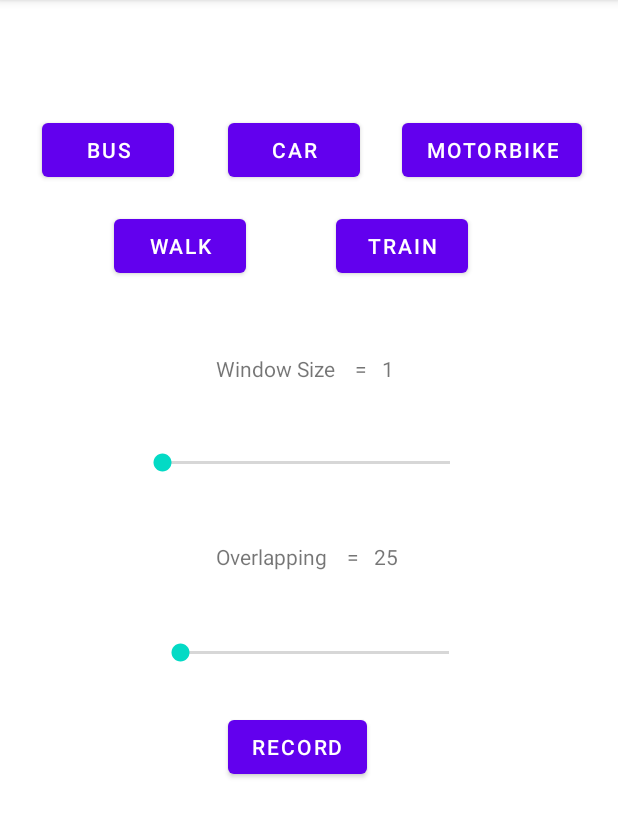
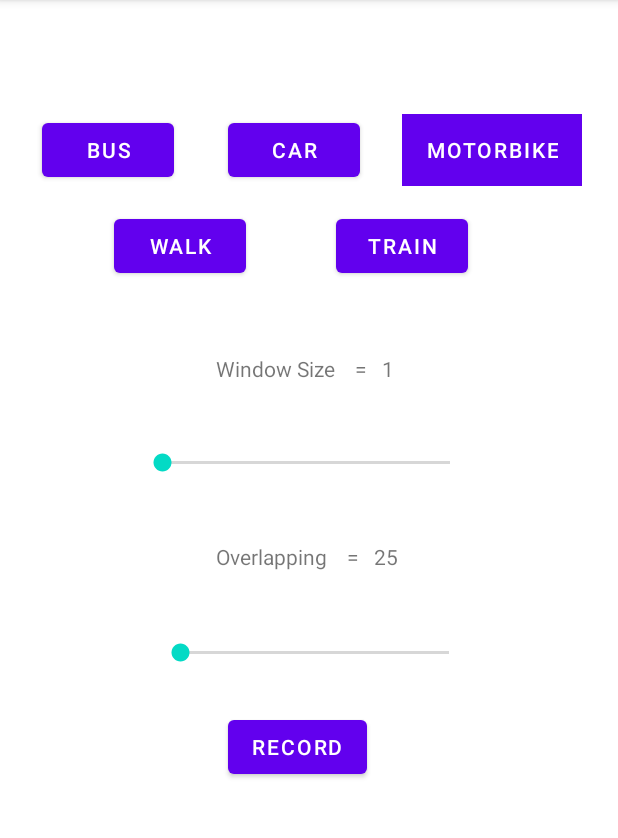
Before and after one commit to kamran-mehravar/MOBILE-AND-SOCIAL-SENSINGSYSTEMS, an Android app: the DataCollectionActivity screen opened directly, with no data from a screen before it, on a phone screen of 412 x 824 dp, the part 84-922 px from its top. Run offline under Robolectric (Android 15) with nearby library versions, the phone set to English and light mode, and no system bars.

Commit message:
Implemented csv files

```diff
--- a/app/src/main/java/com/example/vehicledetection/DataCollectionActivity.java
+++ b/app/src/main/java/com/example/vehicledetection/DataCollectionActivity.java
@@ -15,7 +15,6 @@ import android.widget.SeekBar;
 import android.widget.TextView;
 
 import java.io.File;
-import java.io.FileReader;
 import java.io.FileWriter;
 
 import java.io.IOException;
@@ -31,7 +30,7 @@ public class DataCollectionActivity extends AppCompatActivity implements SensorE
     private Context c;
     private File[] tempFiles;
     private SeekBar windowSizeBar, overlappingBar;
-    private int currentVehicle = -1;
+    private int currentVehicle = -1, currentWindow;
 
     @Override
     protected void onCreate(Bundle savedInstanceState) {
@@ -41,13 +40,27 @@ public class DataCollectionActivity extends AppCompatActivity implements SensorE
         c = this.getBaseContext();
         initTempFiles();
         initListeners();
+        removeButtonBorder();
+    }
+
+    @Override
+    protected void onStop() {
+        super.onStop();
+        tempFiles[0].delete();
+        tempFiles[1].delete();
+        tempFiles[2].delete();
+        tempFiles[3].delete();
+        tempFiles[4].delete();
+        Log.i("DELETE", "Deleting");
     }
 
     @Override
     public void onClick(View v) {
         if(v.getId() == R.id.recordButton) {
-            if (!recording) { sm.registerListener(this, sAcceleration, SensorManager.SENSOR_DELAY_GAME); recording = true; startWindowTimer(); }
-            else { sm.unregisterListener(this); recording = false; }
+            if (!recording) { sm.registerListener(this, sAcceleration, SensorManager.SENSOR_DELAY_GAME); recording = true; startWindowTimer(); currentWindow = 1; }
+            else { sm.unregisterListener(this); recording = false;
+                TextView t = findViewById(R.id.auxiliarText);
+                t.setText(tempFiles[currentVehicle].getPath()); }
         } else if (v.getId() == R.id.busButton) {
             removeButtonBorder();
             Button b = v.findViewById(R.id.busButton);
@@ -106,17 +119,18 @@ public class DataCollectionActivity extends AppCompatActivity implements SensorE
     }
 
     public void removeButtonBorder() {
-        // TODO
+        Button b = findViewById(R.id.motoButton);
+        b.setBackgroundResource(R.drawable.button_not_focus);
     }
 
     public void initTempFiles() {
         tempFiles = new File[5];
         try {
-            tempFiles[0] = File.createTempFile("bus_data", ".xml", c.getCacheDir());
-            tempFiles[1] = File.createTempFile("car_data", ".xml", c.getCacheDir());
-            tempFiles[2] = File.createTempFile("motorbike_data", ".xml", c.getCacheDir());
-            tempFiles[3] = File.createTempFile("walk_data", ".xml", c.getCacheDir());
-            tempFiles[4] = File.createTempFile("train_data", ".xml", c.getCacheDir());
+            tempFiles[0] = File.createTempFile("bus_data", ".csv", c.getFilesDir());
+            tempFiles[1] = File.createTempFile("car_data", ".csv", c.getFilesDir());
+            tempFiles[2] = File.createTempFile("motorbike_data", ".csv", c.getFilesDir());
+            tempFiles[3] = File.createTempFile("walk_data", ".csv", c.getFilesDir());
+            tempFiles[4] = File.createTempFile("train_data", ".csv", c.getFilesDir());
         } catch (IOException e) {
             e.printStackTrace();
         }
@@ -125,20 +139,8 @@ public class DataCollectionActivity extends AppCompatActivity implements SensorE
     public void writeOnFile(float x, float y, float z) {
         try {
             FileWriter fw = new FileWriter(tempFiles[currentVehicle], true);
-            fw.write("x: " + x + " y: " + y + " z: " + z + "\n");
+            fw.write(currentWindow + "," + x + "," + y + "," + z + "\n");
             fw.close();
-
-            // ----------- Remove after seen that write is done successfully ------- //
-            FileReader fr = new FileReader(tempFiles[currentVehicle]);
-            int content;
-            StringBuffer sb = new StringBuffer();
-            while ((content = fr.read()) != -1) {
-                sb.append((char) content);
-            }
-            Log.i("PRINT"+currentVehicle, sb.toString());
-            TextView t = findViewById(R.id.auxiliarText);
-            t.setText(tempFiles[currentVehicle].getPath());
-            // --------------------------------------------------------------------- //
         } catch (IOException e) {
             Log.i("ERROR", e.toString());
         }
@@ -149,16 +151,10 @@ public class DataCollectionActivity extends AppCompatActivity implements SensorE
         t.schedule(new TimerTask() {
                        @Override
                        public void run() {
-                           try {
-                               // TODO change how it writes when new window
-                               FileWriter fw = new FileWriter(tempFiles[currentVehicle], true);
-                               fw.write("---------------------------NEW WINDOW------------------------\n");
-                               fw.close();
-                           } catch (IOException e) {
-                               e.printStackTrace();
-                           }
+                               currentWindow += 1;
+                               startWindowTimer();
                        }
-                   }, windowSizeBar.getProgress()* 1000L
+                   }, windowSizeBar.getProgress() * 1000L
         );
     }
 
--- /dev/null
+++ b/app/src/main/res/drawable/button_not_focus.xml
@@ -0,0 +1,8 @@
+<shape xmlns:android="http://schemas.android.com/apk/res/android"
+    android:shape="rectangle" >
+
+    <stroke
+        android:width="20px"
+        android:color="#FFFFFF" />
+
+</shape>
--- a/app/src/main/res/layout/activity_data_collection.xml
+++ b/app/src/main/res/layout/activity_data_collection.xml
@@ -4,6 +4,8 @@
     xmlns:tools="http://schemas.android.com/tools"
     android:layout_width="match_parent"
     android:layout_height="match_parent"
+    android:background="#FFFFFF"
+    android:backgroundTint="#FFFFFF"
     tools:context=".DataCollectionActivity">
 
     <Button
```
